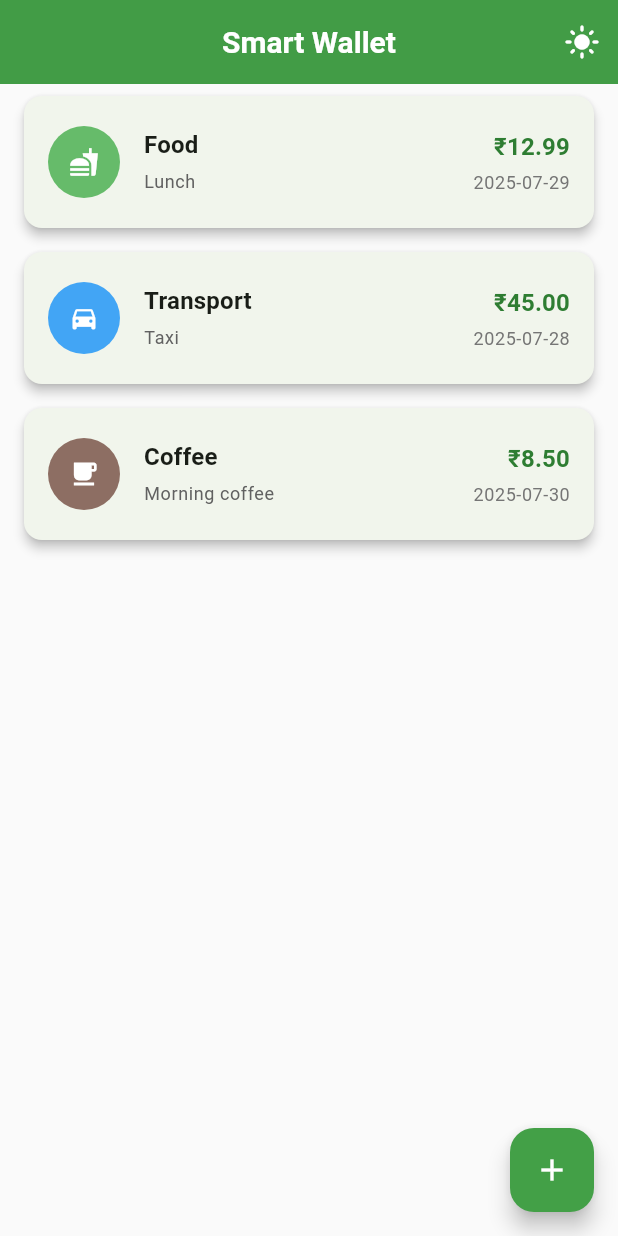
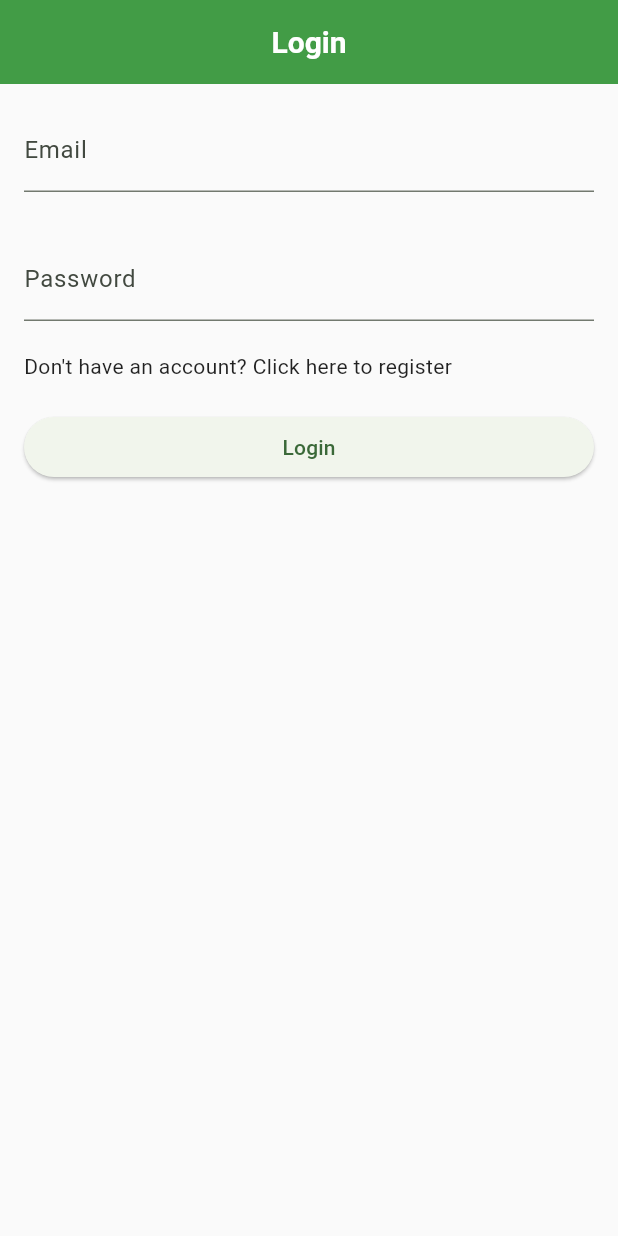
Before and after one commit to subhan-0073/smartwallet, a Flutter app: the screen it shows after launch, on a phone screen of 412 x 824 dp. Run offline on Flutter 3.47's test engine with Material 3 defaults, Android fonts, the phone set to English and light mode, and no system bars; our stand-ins replace firebase_auth, firebase_core, sqflite; accounts and stored records are empty; generated files the repository leaves out were written again.

Commit message:
Milestone 8: Enhanced authentication flow with proper navigation and validation; started migration from SQLite to Firebase with Auth integration.

```diff
--- a/lib/main.dart
+++ b/lib/main.dart
@@ -1,8 +1,13 @@
 import 'package:flutter/material.dart';
-import 'screens/home_screen.dart';
+import 'screens/auth_gate.dart';
 import 'utils/theme.dart';
+import 'package:firebase_core/firebase_core.dart';
+import 'firebase_options.dart';
 
-void main() {
+void main() async {
+  WidgetsFlutterBinding.ensureInitialized();
+  await Firebase.initializeApp(options: DefaultFirebaseOptions.currentPlatform);
+
   runApp(SmartWallet());
 }
 
@@ -33,7 +38,7 @@ class _SmartWalletState extends State<SmartWallet> {
       theme: appLightTheme,
       darkTheme: appDarkTheme,
       themeMode: _themeMode,
-      home: HomeScreen(toggleTheme: toggleTheme, currentThemeMode: _themeMode),
+      home: AuthGate(toggleTheme: toggleTheme, currentThemeMode: _themeMode),
       debugShowCheckedModeBanner: false,
     );
   }
--- /dev/null
+++ b/lib/screens/auth_gate.dart
@@ -0,0 +1,34 @@
+import 'package:firebase_auth/firebase_auth.dart';
+import 'package:flutter/material.dart';
+import 'login_screen.dart';
+import 'home_screen.dart';
+
+class AuthGate extends StatelessWidget {
+  final VoidCallback toggleTheme;
+  final ThemeMode currentThemeMode;
+
+  const AuthGate({
+    super.key,
+    required this.toggleTheme,
+    required this.currentThemeMode,
+  });
+
+  @override
+  Widget build(BuildContext context) {
+    return StreamBuilder(
+      stream: FirebaseAuth.instance.authStateChanges(),
+      builder: (context, snapshot) {
+        if (snapshot.connectionState == ConnectionState.waiting) {
+          return const Center(child: CircularProgressIndicator());
+        } else if (snapshot.hasData) {
+          return HomeScreen(
+            toggleTheme: toggleTheme,
+            currentThemeMode: currentThemeMode,
+          );
+        } else {
+          return const LoginScreen();
+        }
+      },
+    );
+  }
+}
--- /dev/null
+++ b/lib/screens/login_screen.dart
@@ -0,0 +1,130 @@
+import 'package:firebase_auth/firebase_auth.dart';
+import 'package:flutter/material.dart';
+import 'register_screen.dart';
+
+class LoginScreen extends StatefulWidget {
+  const LoginScreen({super.key});
+
+  @override
+  State<LoginScreen> createState() => _LoginScreenState();
+}
+
+class _LoginScreenState extends State<LoginScreen> {
+  final TextEditingController _emailController = TextEditingController();
+  final TextEditingController _passwordController = TextEditingController();
+  bool _isLoading = false;
+
+  @override
+  void dispose() {
+    _emailController.dispose();
+    _passwordController.dispose();
+    super.dispose();
+  }
+
+  Future<void> _login() async {
+    if (_emailController.text.trim().isEmpty ||
+        _passwordController.text.isEmpty) {
+      ScaffoldMessenger.of(
+        context,
+      ).showSnackBar(SnackBar(content: Text('Please fill in all fields')));
+      return;
+    }
+
+    if (!_emailController.text.trim().contains('@')) {
+      ScaffoldMessenger.of(
+        context,
+      ).showSnackBar(SnackBar(content: Text('Please enter a valid email')));
+      return;
+    }
+
+    setState(() {
+      _isLoading = true;
+    });
+
+    try {
+      final userCredential = await FirebaseAuth.instance
+          .signInWithEmailAndPassword(
+            email: _emailController.text.trim(),
+            password: _passwordController.text.trim(),
+          );
+      if (userCredential.user != null) {
+        if (!mounted) return;
+        ScaffoldMessenger.of(
+          context,
+        ).showSnackBar(SnackBar(content: Text('Login successful')));
+      }
+    } on FirebaseAuthException catch (error) {
+      if (error.code == 'user-not-found') {
+        if (!mounted) return;
+        ScaffoldMessenger.of(
+          context,
+        ).showSnackBar(SnackBar(content: Text('User not found')));
+      } else if (error.code == 'wrong-password') {
+        if (!mounted) return;
+        ScaffoldMessenger.of(
+          context,
+        ).showSnackBar(SnackBar(content: Text('Wrong password')));
+      }
+    } catch (error) {
+      if (!mounted) return;
+      ScaffoldMessenger.of(
+        context,
+      ).showSnackBar(SnackBar(content: Text('Something went wrong')));
+    } finally {
+      if (mounted) {
+        setState(() {
+          _isLoading = false;
+        });
+      }
+    }
+  }
+
+  @override
+  Widget build(BuildContext context) {
+    return Scaffold(
+      appBar: AppBar(title: const Text('Login')),
+      body: Center(
+        child: Container(
+          color: Theme.of(context).scaffoldBackgroundColor,
+          child: ListView(
+            padding: EdgeInsets.all(16),
+            children: [
+              TextField(
+                controller: _emailController,
+                decoration: const InputDecoration(labelText: 'Email'),
+                keyboardType: TextInputType.emailAddress,
+              ),
+              SizedBox(height: 30),
+              TextField(
+                controller: _passwordController,
+                decoration: const InputDecoration(labelText: 'Password'),
+                obscureText: true,
+              ),
+              SizedBox(height: 20),
+              GestureDetector(
+                onTap: () {
+                  Navigator.push(
+                    context,
+                    MaterialPageRoute(builder: (context) => RegisterScreen()),
+                  );
+                },
+                child: Text("Don't have an account? Click here to register"),
+              ),
+              SizedBox(height: 20),
+              ElevatedButton(
+                onPressed: _isLoading ? null : _login,
+                child: _isLoading
+                    ? SizedBox(
+                        height: 20,
+                        width: 20,
+                        child: CircularProgressIndicator(strokeWidth: 2),
+                      )
+                    : const Text('Login'),
+              ),
+            ],
+          ),
+        ),
+      ),
+    );
+  }
+}
--- a/pubspec.yaml
+++ b/pubspec.yaml
@@ -37,7 +37,8 @@ dependencies:
   sqflite: ^2.4.2
   path_provider: ^2.1.5
   path: ^1.9.1
-
+  firebase_core: ^4.0.0
+  firebase_auth: ^6.0.0
 dev_dependencies:
   flutter_test:
     sdk: flutter
```
Also changed, not shown: lib/screens/home_screen.dart (+7 -0 lines), lib/screens/register_screen.dart (added, +141 -0 lines), pubspec.lock, 7 other files.
